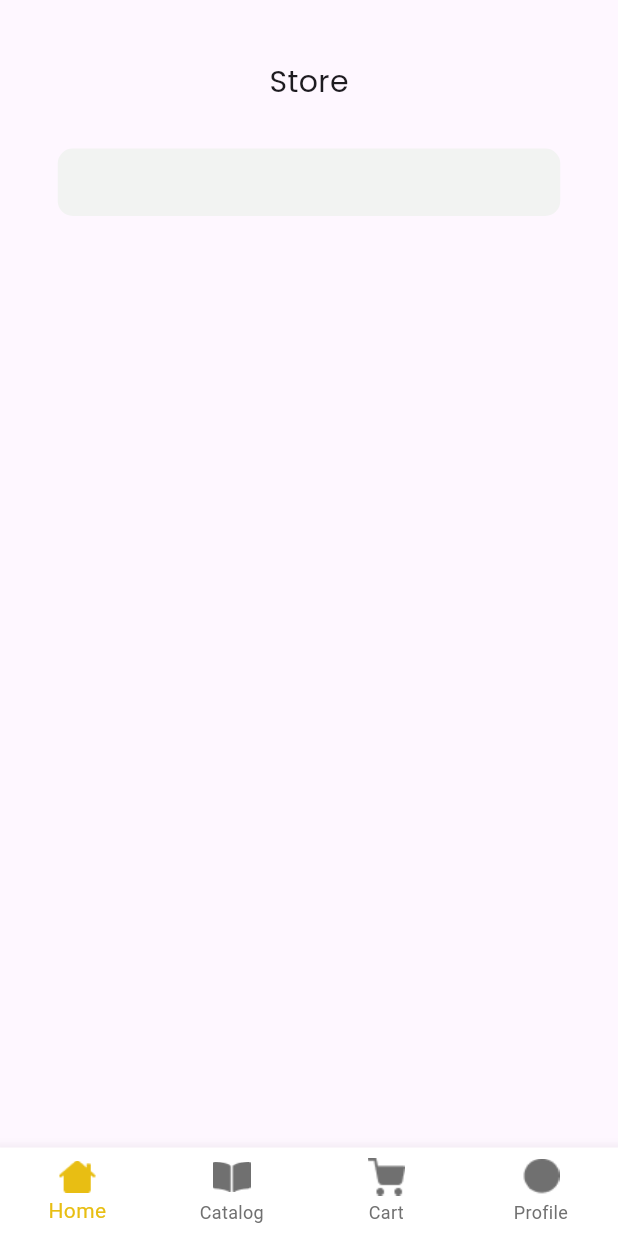
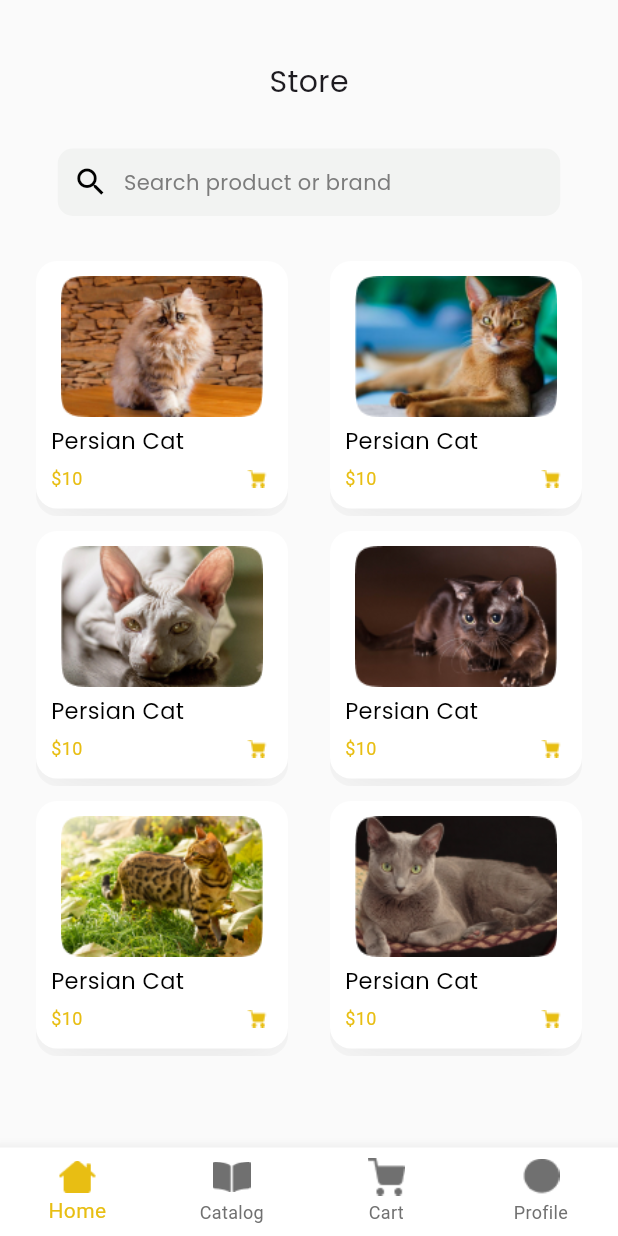
Before and after one commit to laragrace30/petshop_app, a Flutter app: the HomePage screen opened directly, on a phone screen of 412 x 824 dp. Run offline on Flutter 3.47's test engine with Material 3 defaults, Android fonts, the phone set to English and light mode, and no system bars; our stand-ins replace google_fonts.

Commit message:
finished the second screen

```diff
--- a/lib/home_page.dart
+++ b/lib/home_page.dart
@@ -1,6 +1,8 @@
 import 'package:flutter/material.dart';
 import 'package:google_fonts/google_fonts.dart';
+import 'widget/catalog.dart';
 import 'widget/nav_bar.dart';
+
 
 class HomePage extends StatefulWidget {
   const HomePage({Key? key}) : super(key: key);
@@ -21,6 +23,7 @@ class _HomePageState extends State<HomePage> {
   @override
   Widget build(BuildContext context) {
     return Scaffold(
+      backgroundColor: Colors.grey[50],
       body: SafeArea(
         child: Column(
           children: [
@@ -46,7 +49,24 @@ class _HomePageState extends State<HomePage> {
                 color: const Color(0xFFF2F3F2),
                 borderRadius: BorderRadius.circular(10),
               ),
+              child: Row(
+                children: [
+                  const SizedBox(width: 10),
+                  const Icon(
+                    Icons.search,
+                    color: Colors.black,
+                  ),
+                  const SizedBox(width: 10),
+                  Text(
+                    'Search product or brand',
+                    style: GoogleFonts.poppins(
+                        color: const Color(0xFF7C7C7C), fontSize: 14),
+                  ),
+                ],
+              ),
             ),
+            const SizedBox(height: 30),
+            const Catalog(),
           ],
         ),
       ),
--- /dev/null
+++ b/lib/widget/catalog.dart
@@ -0,0 +1,99 @@
+import 'package:flutter/material.dart';
+import 'package:google_fonts/google_fonts.dart';
+
+class Catalog extends StatelessWidget {
+  const Catalog({super.key});
+
+  @override
+  Widget build(BuildContext context) {
+    return Padding(
+      padding: const EdgeInsets.symmetric(horizontal: 10),
+      child: Row(
+        mainAxisAlignment: MainAxisAlignment.spaceAround,
+        children: [
+          Column(
+            children: [
+              _buildCatalogItem('assets/images/Cat1.png'),
+              const SizedBox(height: 15),
+              _buildCatalogItem('assets/images/Cat2.png'),
+              const SizedBox(height: 15),
+              _buildCatalogItem('assets/images/Cat3.png'),
+            ],
+          ),
+          Column(
+            children: [
+              _buildCatalogItem('assets/images/Cat4.png'),
+              const SizedBox(height: 15),
+              _buildCatalogItem('assets/images/Cat5.png'),
+              const SizedBox(height: 15),
+              _buildCatalogItem('assets/images/Cat6.png'),
+            ],
+          ),
+        ],
+      ),
+    );
+  }
+
+  Widget _buildCatalogItem(String imagePath) {
+    return Container(
+      alignment: Alignment.topCenter,
+      height: 165,
+      width: 168,
+      decoration: BoxDecoration(
+        color: Colors.white,
+        borderRadius: BorderRadius.circular(14),
+        boxShadow: const [
+          BoxShadow(
+            color: Color.fromARGB(62, 158, 158, 158),
+            offset: Offset(0, 5),
+            blurStyle: BlurStyle.inner,
+            blurRadius: 35,
+          ),
+        ],
+      ),
+      child: Padding(
+        padding: const EdgeInsets.all(10),
+        child: Column(
+          children: [
+            Expanded(
+              child: Image.asset(
+                imagePath,
+                fit: BoxFit.cover,
+              ),
+            ),
+            const SizedBox(height: 5),
+            Align(
+              alignment: Alignment.centerLeft,
+              child: Text(
+                'Persian Cat',
+                style: GoogleFonts.poppins(
+                  fontSize: 15,
+                  color: Colors.black,
+                ),
+              ),
+            ),
+            const SizedBox(height: 5),
+            Row(
+              mainAxisAlignment: MainAxisAlignment.spaceBetween,
+              children: [
+                const Text(
+                  '\$10',
+                  style: TextStyle(
+                    fontSize: 12,
+                    color: Color(0xFFE8BE13),
+                  ),
+                ),
+                Image.asset(
+                  'assets/images/Frame 231.png',
+                  color: const Color(0xFFE8BE13),
+                  height: 20,
+                  width: 20,
+                ),
+              ],
+            ),
+          ],
+        ),
+      ),
+    );
+  }
+}
```
Also changed, not shown: assets/images/Cat1.png (added), assets/images/Cat2.png (added), assets/images/Cat3.png (added), assets/images/Cat4.png (added), assets/images/Cat5.png (added), assets/images/Cat6.png (added), assets/images/Frame 231.png (added), lib/widget/catalogue.dart (deleted).
